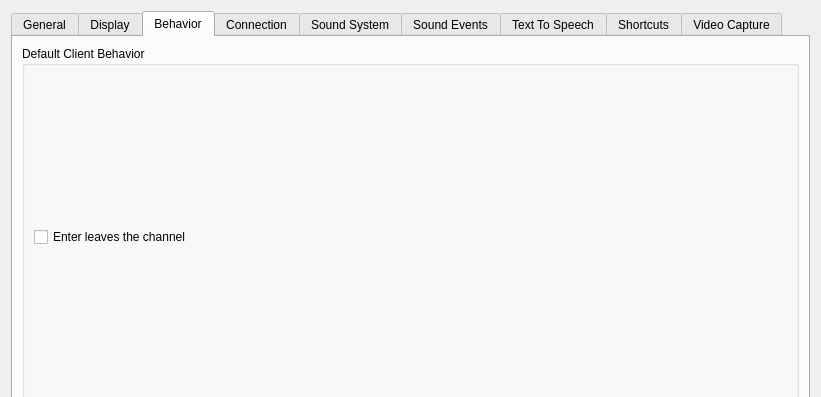
Above: Client/qtTeamTalk/preferences.ui from BearWare/TeamTalk5 before the change; both pictures show x 0 to 821 and y 0 to 397 of the 821 by 640 pixel window. Below: the same form after it.
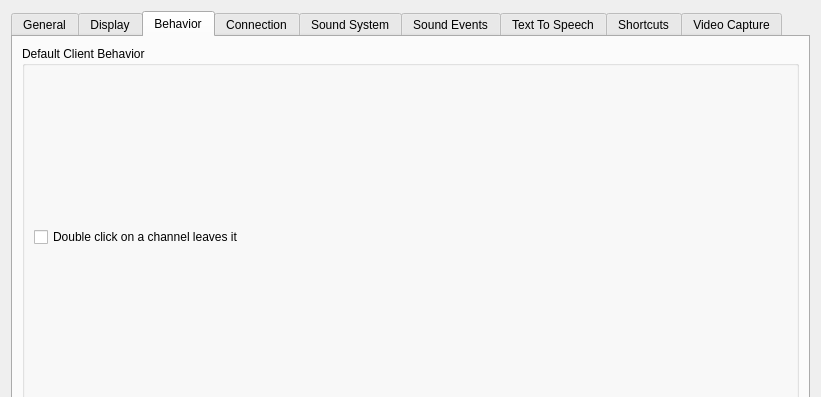
That is the form after the change. The open tabs and pages were chosen to show the change. Icons and pictures are not drawn. Custom widgets are drawn as their Qt base class.

Commit message: Rephrase checkbox name

```diff
--- a/Client/qtTeamTalk/preferences.ui
+++ b/Client/qtTeamTalk/preferences.ui
@@ -658,7 +658,7 @@
           <item>
            <widget class="QCheckBox" name="enterLeaveChkBox">
             <property name="text">
-             <string>Enter leaves the channel</string>
+             <string>Double click on a channel leaves it</string>
             </property>
            </widget>
           </item>
```
